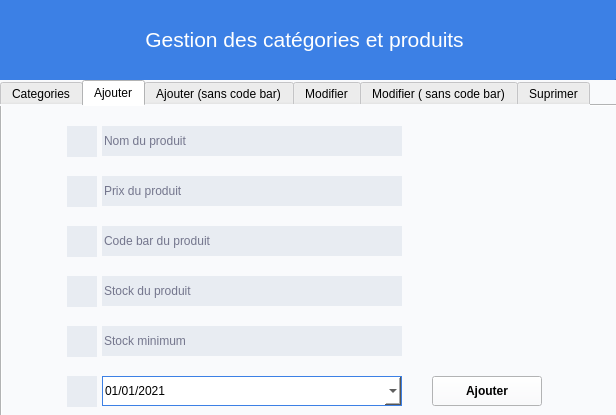
Before: the Qt Designer form DESIGN/DIALOGS/ProductCreatorDialog.ui in indigene-way/ERP_business_Manager, drawn with Qt 5.
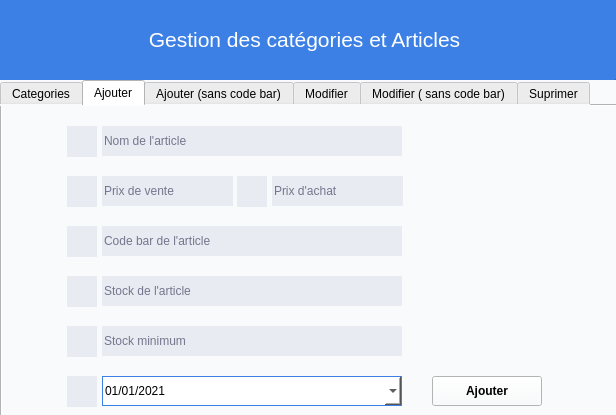
After: the same form once the commit is applied. The open tabs and pages were chosen to show the change. Icons and pictures are not drawn.

```diff
--- a/DESIGN/DIALOGS/ProductCreatorDialog.ui
+++ b/DESIGN/DIALOGS/ProductCreatorDialog.ui
@@ -425,7 +425,7 @@
       <string/>
      </property>
      <property name="placeholderText">
-      <string>Nom du produit</string>
+      <string>Nom de l'article</string>
      </property>
     </widget>
     <widget class="QDateEdit" name="newProdDateBC">
@@ -492,7 +492,7 @@
       <string/>
      </property>
      <property name="placeholderText">
-      <string>Code bar du produit</string>
+      <string>Code bar de l'article</string>
      </property>
     </widget>
     <widget class="QLineEdit" name="newProdStocMinBC">
@@ -584,7 +584,7 @@
       <string/>
      </property>
      <property name="placeholderText">
-      <string>Stock du produit</string>
+      <string>Stock de l'article</string>
      </property>
     </widget>
     <widget class="QLineEdit" name="newProdPriceBC">
@@ -592,7 +592,7 @@
       <rect>
        <x>100</x>
        <y>70</y>
-       <width>300</width>
+       <width>131</width>
        <height>30</height>
       </rect>
      </property>
@@ -611,7 +611,7 @@
       <string/>
      </property>
      <property name="placeholderText">
-      <string>Prix du produit</string>
+      <string>Prix de vente </string>
      </property>
     </widget>
     <widget class="QPushButton" name="pushButton_7">
@@ -734,6 +734,53 @@
        <normaloff>../../IMAGES/Icons/stock.png</normaloff>../../IMAGES/Icons/stock.png</iconset>
      </property>
     </widget>
+    <widget class="QPushButton" name="pushButton_12">
+     <property name="geometry">
+      <rect>
+       <x>235</x>
+       <y>70</y>
+       <width>30</width>
+       <height>31</height>
+      </rect>
+     </property>
+     <property name="styleSheet">
+      <string notr="true">background-color:#e8ecf2; color : #a4a5a7; border: 0px solid #000028 ;  text-align:center;</string>
+     </property>
+     <property name="text">
+      <string/>
+     </property>
+     <property name="icon">
+      <iconset>
+       <normaloff>../../IMAGES/Icons/price.png</normaloff>../../IMAGES/Icons/price.png</iconset>
+     </property>
+    </widget>
+    <widget class="QLineEdit" name="newBCPrice_buy">
+     <property name="geometry">
+      <rect>
+       <x>270</x>
+       <y>70</y>
+       <width>131</width>
+       <height>30</height>
+      </rect>
+     </property>
+     <property name="font">
+      <font>
+       <family>Segoe UI</family>
+       <weight>50</weight>
+       <bold>false</bold>
+      </font>
+     </property>
+     <property name="styleSheet">
+      <string notr="true">background-color:#e8ecf2;color:#000028; border:0px solid #3c80e5 ;
+border: 0px solid  #808080;</string>
+     </property>
+     <property name="text">
+      <string/>
+     </property>
+     <property name="placeholderText">
+      <string>Prix d'achat</string>
+     </property>
+    </widget>
    </widget>
    <widget class="QWidget" name="tab_5">
     <attribute name="title">
@@ -1957,7 +2004,7 @@
      <string notr="true">QPushButton{background-color:#3c80e5; color : white; border: 0px solid #2f4f4f  ; border-radius: 0.5px; text-align:center;}</string>
     </property>
     <property name="text">
-     <string>Gestion des catégories et produits</string>
+     <string>Gestion des catégories et Articles</string>
     </property>
     <property name="icon">
      <iconset>
```
Left out of the diff: 97 changed lines with no effect on the pictures.
